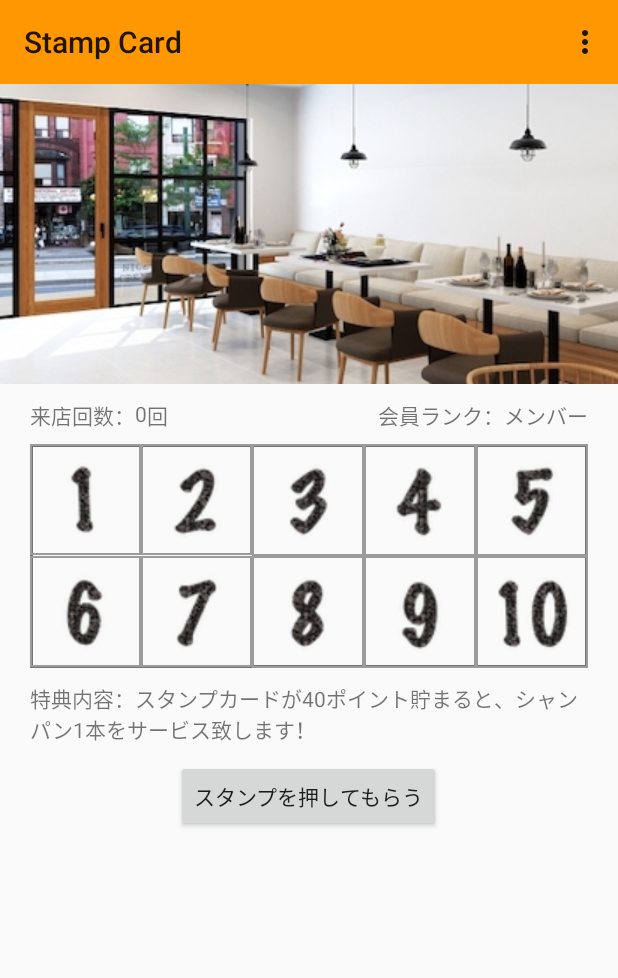
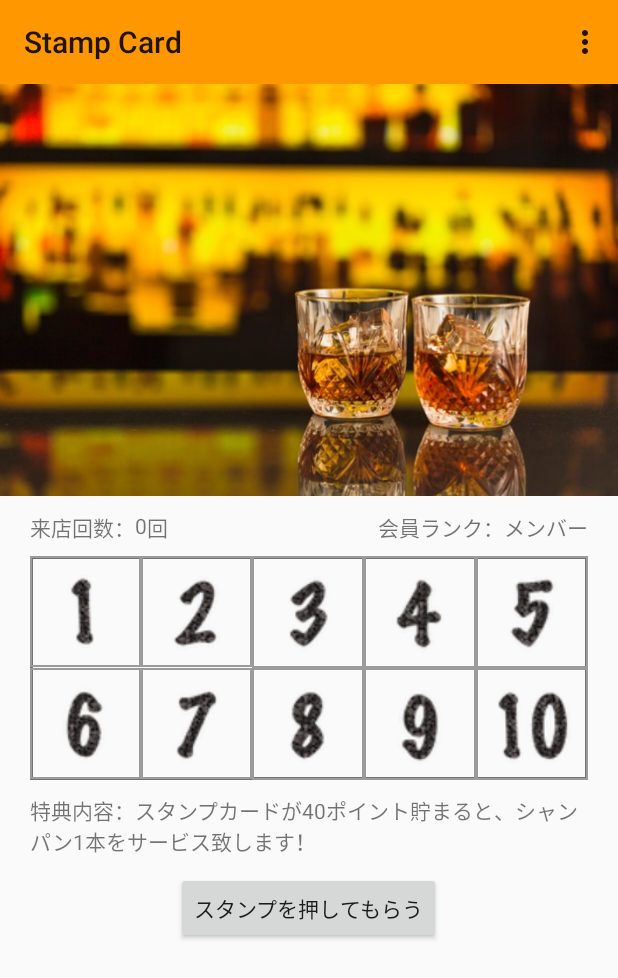
Before and after one commit to kazudmb/StampCard, an Android app: the screen it shows after launch (MainActivity), on a phone screen of 412 x 824 dp. Shown: the top 978 px of the screen. Run offline under Robolectric (Android 15) with nearby library versions, the phone set to English and light mode, and no system bars; our stand-ins replace Firebase (no records; nobody signed in at launch, a user with empty details on screens opened directly).

Commit message:
fix Design of TopImage

```diff
--- a/app/src/main/res/layout/activity_main.xml
+++ b/app/src/main/res/layout/activity_main.xml
@@ -31,10 +31,10 @@
 
                 <ImageView
                         android:id="@+id/logo_top"
-                        android:layout_width="match_parent"
-                        android:layout_height="wrap_content"
-                        android:src="@drawable/sample"
-                        android:scaleType="centerCrop"/>
+                        android:layout_width="wrap_content"
+                        android:layout_height="match_parent"
+                        android:src="@drawable/top"
+                        android:adjustViewBounds="true"/>
 
                 <LinearLayout
                         android:id="@+id/text_view"
```
Also changed, not shown: app/src/main/res/drawable/sample.jpg (renamed from app/src/main/res/drawable-v24/sample.jpg), app/src/main/res/drawable/top.jpg (added), 2 other files.
